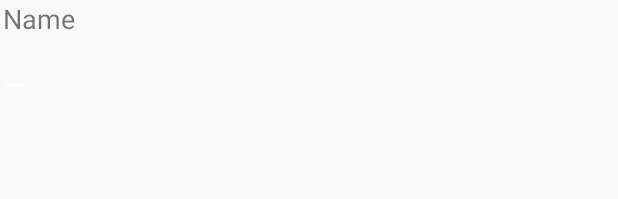
After one commit to DragonKnight228/Dungeons-and-Dragons, an Android app: the layout name_and_edittext.xml on its own in the app's theme, with its tools: preview values and no code run, on a phone screen of 412 x 824 dp. The commit adds this screen. Shown: the top 199 px of the screen. Run offline under Robolectric (Android 15) with nearby library versions, the phone set to English and light mode, and no system bars.

Commit message:
Обновление в характеристиках
Добавлен ввод текста в имя персонажа

```diff
--- /dev/null
+++ b/app/src/main/res/layout/name_and_edittext.xml
@@ -0,0 +1,19 @@
+<?xml version="1.0" encoding="utf-8"?>
+<LinearLayout xmlns:android="http://schemas.android.com/apk/res/android"
+    android:layout_width="match_parent"
+    android:layout_height="match_parent"
+    android:orientation="vertical">
+
+    <TextView
+        android:layout_width="82dp"
+        android:layout_height="wrap_content"
+        android:text="@string/character_name"
+        android:layout_marginStart="2dp"
+        android:textSize="18sp" />
+
+    <EditText
+        android:layout_width="wrap_content"
+        android:layout_height="40dp"
+        android:autofillHints=" " />
+
+</LinearLayout>
```
Also changed, not shown: app/src/main/res/layout/fragment_characteristics.xml (+7 -7 lines).
